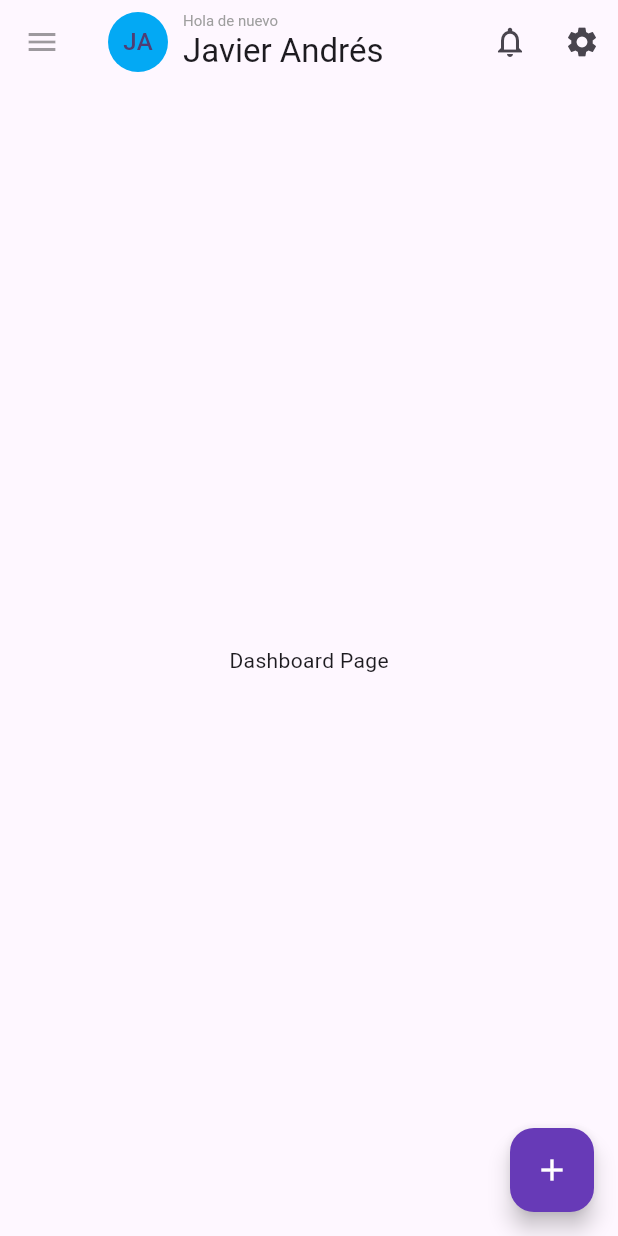
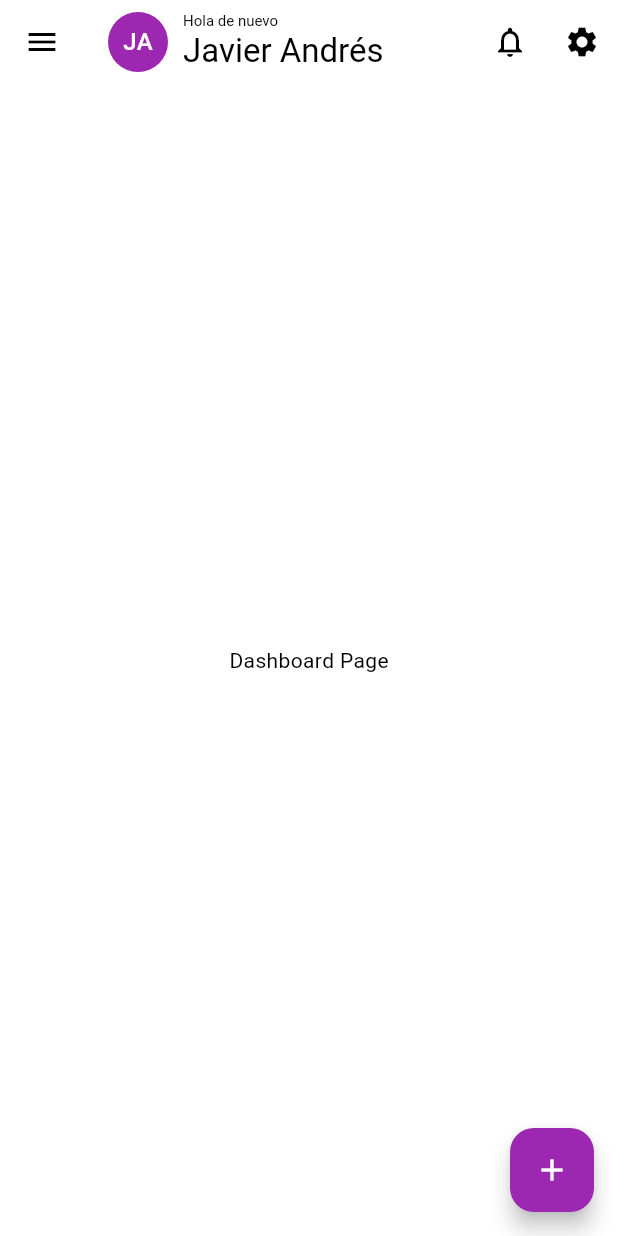
Before and after one commit to javiamdazo/expensor, a Flutter app: the screen it shows after launch, after a tap on "Iniciar sesión", on a phone screen of 412 x 824 dp. Run offline on Flutter 3.47's test engine with Material 3 defaults, Android fonts, the phone set to English and light mode, and no system bars.

Commit message:
allow dark mode, refactor general home page

```diff
--- a/lib/main.dart
+++ b/lib/main.dart
@@ -16,9 +16,35 @@ class MyApp extends StatelessWidget {
     return MaterialApp(
       title: 'Expensor',
       theme: ThemeData(
-        colorScheme: ColorScheme.fromSeed(seedColor: Colors.deepPurple, primary: Colors.deepPurple),
         useMaterial3: true,
+        colorScheme: ColorScheme.light(
+          primary: Colors.purple,
+          secondary: Colors.green,
+          surface: Colors.white,
+          background: Colors.grey[200]!,
+          error: Colors.red,
+          onPrimary: Colors.white,
+          onSecondary: Colors.black,
+          onSurface: Colors.black,
+          onBackground: Colors.black,
+          onError: Colors.white,
+        ),
       ),
+      darkTheme: ThemeData(
+        colorScheme: ColorScheme.dark(
+          primary: Colors.purple,
+          secondary: Colors.green[600]!,
+          surface: Colors.grey[850]!,
+          background: Colors.grey[900]!,
+          error: Colors.red[700]!,
+          onPrimary: Colors.white,
+          onSecondary: Colors.white,
+          onSurface: Colors.white,
+          onBackground: Colors.white,
+          onError: Colors.black,
+        ),
+      ),
+      themeMode: ThemeMode.system,
       debugShowCheckedModeBanner: false,
       home: const MyHomePage(title: 'Flutter Demo Home Page'),
     );
--- /dev/null
+++ b/lib/pages/dashboard/app_bar_widget.dart
@@ -0,0 +1,48 @@
+import 'package:flutter/material.dart';
+
+AppBar buildCustomAppBar(BuildContext context) {
+
+  final colorScheme = Theme.of(context).colorScheme;
+
+  return AppBar(
+    leading: Builder(builder: (context) {
+      return IconButton(
+        icon: const Icon(
+          Icons.menu,
+        ),
+        onPressed: () {
+          Scaffold.of(context).openDrawer();
+        },
+      );
+    }),
+    title: Row(
+      children: [
+        CircleAvatar(
+          backgroundColor: colorScheme.primary,
+          child: const Text("JA"),
+        ),
+        const SizedBox(width: 10),
+        const Column(
+          crossAxisAlignment: CrossAxisAlignment.start,
+          children: [
+            Text(
+              'Hola de nuevo',
+              style: TextStyle(fontSize: 10),
+            ),
+            const Text('Javier Andrés'),
+          ],
+        ),
+      ],
+    ),
+    actions: [
+      IconButton(
+        onPressed: () {},
+        icon: const Icon(Icons.notifications_none),
+      ),
+      IconButton(
+        onPressed: () {},
+        icon: const Icon(Icons.settings),
+      ),
+    ],
+  );
+}
--- /dev/null
+++ b/lib/pages/dashboard/dashboard_page.dart
@@ -0,0 +1,40 @@
+import 'package:expensor/pages/dashboard/app_bar_widget.dart';
+import 'package:expensor/pages/dashboard/drawer_widget.dart';
+import 'package:expensor/pages/dashboard/floating_button_widget.dart';
+import 'package:flutter/material.dart';
+
+class DashboardPage extends StatefulWidget {
+  const DashboardPage({super.key});
+
+  @override
+  State<DashboardPage> createState() => _DashboardPageState();
+}
+
+class _DashboardPageState extends State<DashboardPage> {
+  int currentIndex = 0;
+
+  void handleScreenChanged(int selectedScreen) {
+    setState(() {
+      currentIndex = selectedScreen;
+    });
+  }
+
+  @override
+  Widget build(BuildContext context) {
+    var screenWidth = MediaQuery.of(context).size.width;
+
+    return Scaffold(
+      appBar: buildCustomAppBar(context),
+      body: const Center(
+        child: Text('Dashboard Page'),
+      ),
+      floatingActionButton: buildCustomFloatingActionButton(context),
+      drawer: buildCustomDrawer(
+        width: screenWidth * 0.2,
+        context: context,
+        currentIndex: currentIndex,
+        handleScreenChanged: handleScreenChanged
+      ),
+    );
+  }
+}
--- /dev/null
+++ b/lib/pages/dashboard/drawer_widget.dart
@@ -0,0 +1,88 @@
+import 'package:flutter/material.dart';
+
+class ExampleDestination {
+  const ExampleDestination(this.label, this.icon, this.selectedIcon, this.screen);
+
+  final String label;
+  final Widget icon;
+  final Widget selectedIcon;
+  final Widget screen;
+}
+
+const List<ExampleDestination> destinations = <ExampleDestination>[
+  ExampleDestination(
+    'Dashboard',
+    Icon(Icons.widgets_outlined),
+    Icon(Icons.widgets),
+    Text('Dashboard')
+  ),
+  ExampleDestination(
+    'Tags',
+    Icon(Icons.local_offer_outlined),
+    Icon(Icons.local_offer),
+    Text('Tags')
+  ),
+  ExampleDestination(
+    'Transactions',
+    Icon(Icons.monetization_on_outlined),
+    Icon(Icons.monetization_on),
+    Text('Transactions')
+  ),
+  ExampleDestination(
+    'Settings',
+    Icon(Icons.settings_outlined),
+    Icon(Icons.settings),
+    Text('Settings')
+  ),
+];
+
+Widget buildCustomDrawer({
+  required double width,
+  required BuildContext context,
+  required int currentIndex,
+  required void Function(int) handleScreenChanged
+  }) {
+    final themeMode = Theme.of(context).brightness;
+
+    return NavigationDrawer(
+      onDestinationSelected: handleScreenChanged,
+      selectedIndex: currentIndex,
+      children: <Widget>[
+        Padding(
+          padding: const EdgeInsets.only(left: 30),
+          child: Text("Expensor",
+              style: TextStyle(
+                  fontSize: width * 0.5,
+                  color: themeMode == Brightness.light
+                      ? Colors.black
+                      : Colors.white,
+                  fontFamily: 'Pacifico')),
+        ),
+        const Padding(
+          padding: EdgeInsets.fromLTRB(28, 16, 28, 10),
+          child: Divider(),
+        ),
+        ...destinations.map(
+          (ExampleDestination destination) => ListTile(
+            title: Text(destination.label),
+            leading: destination.icon,
+            onTap: () {
+              //handleScreenChanged(destination.id);
+              Navigator.pop(context);
+            },
+          ),
+        ),
+        const Padding(
+          padding: EdgeInsets.fromLTRB(28, 16, 28, 10),
+          child: Divider(),
+        ),
+        ListTile(
+          leading: const Icon(Icons.exit_to_app),
+          title: const Text('Cerrar sesión'),
+          onTap: () {
+          // Añade aquí la lógica para cerrar sesión
+        },
+      ),
+      ],
+    );
+  }
--- /dev/null
+++ b/lib/pages/dashboard/floating_button_widget.dart
@@ -0,0 +1,15 @@
+import 'package:flutter/material.dart';
+
+FloatingActionButton buildCustomFloatingActionButton(BuildContext context) {
+  final colorScheme = Theme.of(context).colorScheme;
+
+  return FloatingActionButton(
+    backgroundColor: colorScheme.primary,
+    isExtended: true,
+    onPressed: () {},
+    child: const Icon(
+      Icons.add,
+      color: Colors.white,
+    ),
+  );
+}
--- a/lib/pages/dashboard_page.dart
+++ /dev/null
@@ -1,155 +0,0 @@
-import 'package:flutter/material.dart';
-
-class ExampleDestination {
-  const ExampleDestination(this.label, this.icon, this.selectedIcon);
-
-  final String label;
-  final Widget icon;
-  final Widget selectedIcon;
-}
-
-const List<ExampleDestination> destinations = <ExampleDestination>[
-  ExampleDestination(
-    'Dashboard',
-    Icon(Icons.widgets_outlined),
-    Icon(Icons.widgets),
-  ),
-  ExampleDestination(
-    'Tags',
-    Icon(Icons.local_offer_outlined),
-    Icon(Icons.local_offer),
-  ),
-  ExampleDestination(
-    'Transactions',
-    Icon(Icons.monetization_on_outlined),
-    Icon(Icons.monetization_on),
-  ),
-  ExampleDestination(
-    'Settings',
-    Icon(Icons.settings_outlined),
-    Icon(Icons.settings),
-  ),
-];
-
-class DashboardPage extends StatefulWidget {
-  const DashboardPage({super.key});
-
-  @override
-  State<DashboardPage> createState() => _DashboardPageState();
-}
-
-class _DashboardPageState extends State<DashboardPage> {
-  int currentIndex = 0;
-
-  void handleScreenChanged(int selectedScreen) {
-    setState(() {
-      currentIndex = selectedScreen;
-    });
-  }
-
-  @override
-  Widget build(BuildContext context) {
-    var screenWidth = MediaQuery.of(context).size.width;
-
-    return Scaffold(
-      appBar: _buildAppBar(context),
-      body: const Center(
-        child: Text('Dashboard Page'),
-      ),
-      floatingActionButton: FloatingActionButton(
-        backgroundColor: Colors.deepPurple,
-        isExtended: true,
-        onPressed: () {},
-        child: const Icon(
-          Icons.add,
-          color: Colors.white,
-        ),
-      ),
-      drawer: _buildDrawer(width: screenWidth * 0.2),
-    );
-  }
-
-  AppBar _buildAppBar(BuildContext context) {
-    return AppBar(
-      leading: Builder(builder: (context) {
-        return IconButton(
-          icon: const Icon(
-            Icons.menu,
-            color: Colors.black38,
-          ),
-          onPressed: () {
-            Scaffold.of(context).openDrawer();
-          },
-        );
-      }),
-      title: const Row(
-        children: [
-          CircleAvatar(
-            backgroundColor: Colors.lightBlue,
-            child: Text("JA"),
-          ),
-          SizedBox(width: 10),
-          Column(
-            crossAxisAlignment: CrossAxisAlignment.start,
-            children: [
-              Text(
-                'Hola de nuevo',
-                style: TextStyle(fontSize: 10, color: Colors.grey),
-              ),
-              Text('Javier Andrés'),
-            ],
-          ),
-        ],
-      ),
-      actions: [
-        IconButton(
-          onPressed: () {},
-          icon: const Icon(Icons.notifications_none),
-        ),
-        IconButton(
-          onPressed: () {},
-          icon: const Icon(Icons.settings),
-        ),
-      ],
-    );
-  }
-
-  Widget _buildDrawer({required double width}) {
-    return NavigationDrawer(
-      onDestinationSelected: handleScreenChanged,
-      selectedIndex: currentIndex,
-      children: <Widget>[
-        Padding(
-          padding: const EdgeInsets.only(left: 30),
-          child: Text("Expensor",
-              style: TextStyle(
-                  fontSize: width * 0.5,
-                  color: Colors.black,
-                  fontFamily: 'Pacifico')),
-        ),
-        const Padding(
-          padding: EdgeInsets.fromLTRB(28, 16, 28, 10),
-          child: Divider(),
-        ),
-        ...destinations.map(
-          (ExampleDestination destination) => NavigationDrawerDestination(
-            label: Text(destination.label),
-            icon: destination.icon,
-            selectedIcon: destination.selectedIcon,
-          ),
-        ),
-        const Padding(
-          padding: EdgeInsets.fromLTRB(28, 16, 28, 10),
-          child: Divider(),
-        ),
-        ListTile(
-          leading: const Icon(Icons.exit_to_app, color: Colors.black),
-          title: const Text('Cerrar sesión', style: TextStyle(color: Colors.black)),
-          onTap: () {
-          // Añade aquí la lógica para cerrar sesión
-        },
-      ),
-      ],
-    );
-  }
-}
--- a/lib/pages/login_page.dart
+++ b/lib/pages/login_page.dart
@@ -1,4 +1,4 @@
-import 'package:expensor/pages/dashboard_page.dart';
+import 'package:expensor/pages/dashboard/dashboard_page.dart';
 import 'package:expensor/pages/register_page.dart';
 import 'package:expensor/widgets/text_field.dart';
 import 'package:flutter/material.dart';
--- a/lib/pages/register_page.dart
+++ b/lib/pages/register_page.dart
@@ -1,4 +1,4 @@
-import 'package:expensor/pages/dashboard_page.dart';
+import 'package:expensor/pages/dashboard/dashboard_page.dart';
 import 'package:flutter/material.dart';
 import 'package:expensor/widgets/text_field.dart';
 
```
